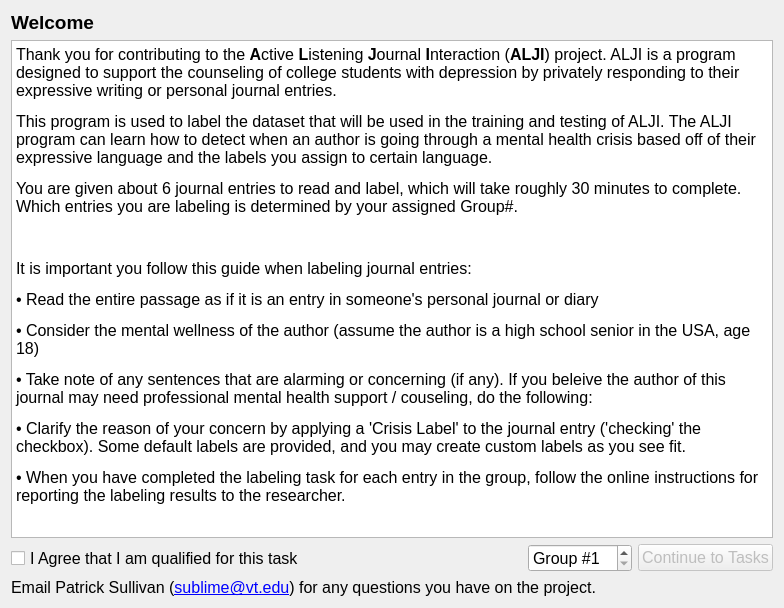
Old version of the form Label Helper/ui/IntroWidget.ui in the repository sublime09/ALJI.
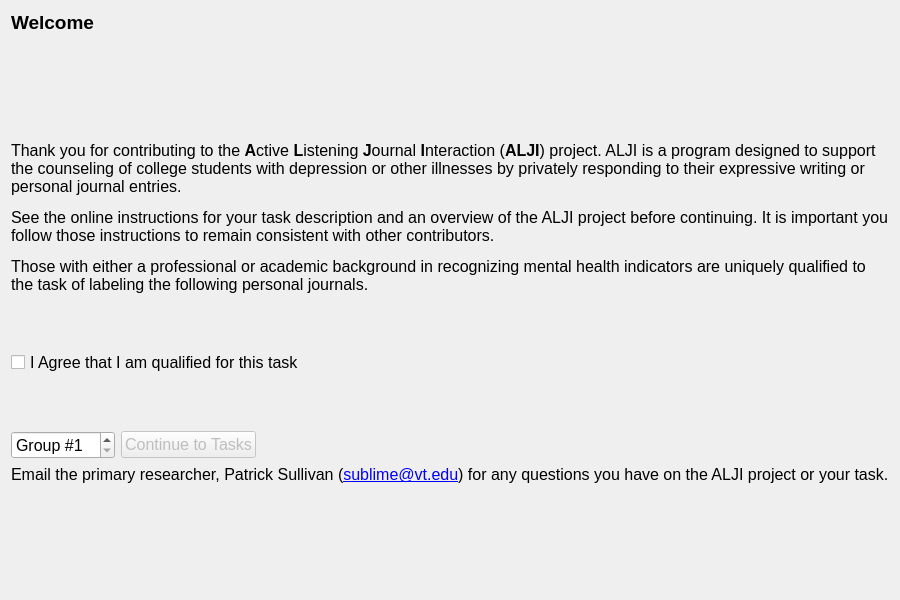
New version of the form.

Commit message: adjust intro to refer to online instructions, not static instructions

The edit to the form file:
```diff
--- a/Label Helper/ui/IntroWidget.ui
+++ b/Label Helper/ui/IntroWidget.ui
@@ -6,14 +6,14 @@
    <rect>
     <x>0</x>
     <y>0</y>
-    <width>784</width>
-    <height>608</height>
+    <width>900</width>
+    <height>600</height>
    </rect>
   </property>
   <property name="minimumSize">
    <size>
-    <width>676</width>
-    <height>542</height>
+    <width>900</width>
+    <height>600</height>
    </size>
   </property>
   <property name="font">
@@ -52,42 +52,36 @@
     </widget>
    </item>
    <item>
-    <widget class="QTextEdit" name="textEdit">
+    <widget class="QLabel" name="InstructionsLabel">
      <property name="sizePolicy">
-      <sizepolicy hsizetype="Expanding" vsizetype="Expanding">
+      <sizepolicy hsizetype="Preferred" vsizetype="Preferred">
        <horstretch>0</horstretch>
        <verstretch>0</verstretch>
       </sizepolicy>
      </property>
-     <property name="inputMethodHints">
-      <set>Qt::ImhNone</set>
+     <property name="frameShape">
+      <enum>QFrame::NoFrame</enum>
      </property>
-     <property name="horizontalScrollBarPolicy">
-      <enum>Qt::ScrollBarAlwaysOff</enum>
+     <property name="text">
+      <string>&lt;html&gt;&lt;head/&gt;&lt;body&gt;&lt;p&gt;&lt;a name=&quot;docs-internal-guid-267460d2-7fff-ab05-71db-b4f90adb88b5&quot;/&gt;&lt;span style=&quot; font-family:'Arial'; color:#000000; background-color:transparent;&quot;&gt;T&lt;/span&gt;&lt;span style=&quot; font-family:'Arial'; color:#000000; background-color:transparent;&quot;&gt;hank you for contributing to the &lt;/span&gt;&lt;span style=&quot; font-family:'Arial'; font-weight:696; color:#000000; background-color:transparent;&quot;&gt;A&lt;/span&gt;&lt;span style=&quot; font-family:'Arial'; color:#000000; background-color:transparent;&quot;&gt;ctive &lt;/span&gt;&lt;span style=&quot; font-family:'Arial'; font-weight:696; color:#000000; background-color:transparent;&quot;&gt;L&lt;/span&gt;&lt;span style=&quot; font-family:'Arial'; color:#000000; background-color:transparent;&quot;&gt;istening &lt;/span&gt;&lt;span style=&quot; font-family:'Arial'; font-weight:696; color:#000000; background-color:transparent;&quot;&gt;J&lt;/span&gt;&lt;span style=&quot; font-family:'Arial'; color:#000000; background-color:transparent;&quot;&gt;ournal &lt;/span&gt;&lt;span style=&quot; font-family:'Arial'; font-weight:696; color:#000000; background-color:transparent;&quot;&gt;I&lt;/span&gt;&lt;span style=&quot; font-family:'Arial'; color:#000000; background-color:transparent;&quot;&gt;nteraction (&lt;/span&gt;&lt;span style=&quot; font-family:'Arial'; font-weight:696; color:#000000; background-color:transparent;&quot;&gt;ALJI&lt;/span&gt;&lt;span style=&quot; font-family:'Arial'; color:#000000; background-color:transparent;&quot;&gt;) project. ALJI is a program designed to support the counseling of college students with depression or other illnesses by privately responding to their expressive writing or personal journal entries. &lt;/span&gt;&lt;/p&gt;&lt;p&gt;See the online instructions for your task description and an overview of the ALJI project before continuing. It is important you follow those instructions to remain consistent with other contributors. &lt;/p&gt;&lt;p&gt;Those with either a professional or academic background in recognizing mental health indicators are uniquely qualified to the task of labeling the following personal journals.  &lt;/p&gt;&lt;/body&gt;&lt;/html&gt;</string>
      </property>
-     <property name="readOnly">
+     <property name="textFormat">
+      <enum>Qt::AutoText</enum>
+     </property>
+     <property name="scaledContents">
+      <bool>false</bool>
+     </property>
+     <property name="alignment">
+      <set>Qt::AlignLeading|Qt::AlignLeft|Qt::AlignTop</set>
+     </property>
+     <property name="wordWrap">
       <bool>true</bool>
      </property>
-     <property name="html">
-      <string>&lt;!DOCTYPE HTML PUBLIC &quot;-//W3C//DTD HTML 4.0//EN&quot; &quot;http://www.w3.org/TR/REC-html40/strict.dtd&quot;&gt;
-&lt;html&gt;&lt;head&gt;&lt;meta name=&quot;qrichtext&quot; content=&quot;1&quot; /&gt;&lt;style type=&quot;text/css&quot;&gt;
-p, li { white-space: pre-wrap; }
-&lt;/style&gt;&lt;/head&gt;&lt;body style=&quot; font-family:'MS Shell Dlg 2'; font-size:12pt; font-weight:400; font-style:normal;&quot;&gt;
-&lt;p style=&quot; margin-top:12px; margin-bottom:12px; margin-left:0px; margin-right:0px; -qt-block-indent:0; text-indent:0px;&quot;&gt;Thank you for contributing to the &lt;span style=&quot; font-weight:600;&quot;&gt;A&lt;/span&gt;ctive &lt;span style=&quot; font-weight:600;&quot;&gt;L&lt;/span&gt;istening &lt;span style=&quot; font-weight:600;&quot;&gt;J&lt;/span&gt;ournal &lt;span style=&quot; font-weight:600;&quot;&gt;I&lt;/span&gt;nteraction (&lt;span style=&quot; font-weight:600;&quot;&gt;ALJI&lt;/span&gt;) project. ALJI is a program designed to support the counseling of college students with depression by privately responding to their expressive writing or personal journal entries. &lt;/p&gt;
-&lt;p style=&quot; margin-top:12px; margin-bottom:12px; margin-left:0px; margin-right:0px; -qt-block-indent:0; text-indent:0px;&quot;&gt;This program is used to label the dataset that will be used in the training and testing of ALJI. The ALJI program can learn how to detect when an author is going through a mental health crisis based off of their expressive language and the labels you assign to certain language. &lt;/p&gt;
-&lt;p style=&quot; margin-top:12px; margin-bottom:12px; margin-left:0px; margin-right:0px; -qt-block-indent:0; text-indent:0px;&quot;&gt;You are given about 6 journal entries to read and label, which will take roughly 30 minutes to complete. Which entries you are labeling is determined by your assigned Group#.  &lt;/p&gt;
-&lt;p style=&quot;-qt-paragraph-type:empty; margin-top:12px; margin-bottom:12px; margin-left:0px; margin-right:0px; -qt-block-indent:0; text-indent:0px;&quot;&gt;&lt;br /&gt;&lt;/p&gt;
-&lt;p style=&quot; margin-top:12px; margin-bottom:12px; margin-left:0px; margin-right:0px; -qt-block-indent:0; text-indent:0px;&quot;&gt;It is important you follow this guide when labeling journal entries:&lt;/p&gt;
-&lt;p style=&quot; margin-top:12px; margin-bottom:12px; margin-left:0px; margin-right:0px; -qt-block-indent:0; text-indent:0px;&quot;&gt;• Read the entire passage as if it is an entry in someone's personal journal or diary&lt;/p&gt;
-&lt;p style=&quot; margin-top:12px; margin-bottom:12px; margin-left:0px; margin-right:0px; -qt-block-indent:0; text-indent:0px;&quot;&gt;• Consider the mental wellness of the author (assume the author is a high school senior in the USA, age 18)&lt;/p&gt;
-&lt;p style=&quot; margin-top:12px; margin-bottom:12px; margin-left:0px; margin-right:0px; -qt-block-indent:0; text-indent:0px;&quot;&gt;• Take note of any sentences that are alarming or concerning (if any). If you beleive the author of this journal may need professional mental health support / couseling, do the following:&lt;/p&gt;
-&lt;p style=&quot; margin-top:12px; margin-bottom:12px; margin-left:0px; margin-right:0px; -qt-block-indent:0; text-indent:0px;&quot;&gt;• Clarify the reason of your concern by applying a 'Crisis Label' to the journal entry ('checking' the checkbox). Some default labels are provided, and you may create custom labels as you see fit. &lt;/p&gt;
-&lt;p style=&quot; margin-top:12px; margin-bottom:12px; margin-left:0px; margin-right:0px; -qt-block-indent:0; text-indent:0px;&quot;&gt;• When you have completed the labeling task for each entry in the group, follow the online instructions for reporting the labeling results to the researcher.  &lt;/p&gt;&lt;/body&gt;&lt;/html&gt;</string>
+     <property name="openExternalLinks">
+      <bool>true</bool>
      </property>
     </widget>
    </item>
-   <item>
-    <layout class="QHBoxLayout" name="BottomHoriLayout">
      <item>
       <widget class="QCheckBox" name="AcceptCheckBox">
        <property name="enabled">
@@ -129,18 +123,7 @@
       </widget>
      </item>
      <item>
-      <spacer name="horizontalSpacer">
-       <property name="orientation">
-        <enum>Qt::Horizontal</enum>
-       </property>
-       <property name="sizeHint" stdset="0">
-        <size>
-         <width>40</width>
-         <height>20</height>
-        </size>
-       </property>
-      </spacer>
-     </item>
+    <layout class="QHBoxLayout" name="horizontalLayout">
      <item>
       <widget class="QSpinBox" name="groupNumSpinBox">
        <property name="suffix">
@@ -188,6 +171,19 @@
        </property>
       </widget>
      </item>
+     <item>
+      <spacer name="horizontalSpacer">
+       <property name="orientation">
+        <enum>Qt::Horizontal</enum>
+       </property>
+       <property name="sizeHint" stdset="0">
+        <size>
+         <width>40</width>
+         <height>20</height>
+        </size>
+       </property>
+      </spacer>
+     </item>
     </layout>
    </item>
    <item>
@@ -202,12 +198,7 @@
       <enum>QFrame::NoFrame</enum>
      </property>
      <property name="text">
-      <string>&lt;html&gt;&lt;head/&gt;&lt;body&gt;&lt;p&gt;Email Patrick Sullivan
-(&lt;a href=&quot;mailto:sublime@vt.edu?subject=ALJI Label Helper question&quot;&gt;&lt;span style=&quot; text-decoration: underline; color:#0000ff;&quot;&gt;sublime@vt.edu&lt;/span&gt;&lt;/a&gt;)
-
-for any questions you have on the project. 
-
-&lt;/p&gt;&lt;/body&gt;&lt;/html&gt;</string>
+      <string>&lt;html&gt;&lt;head/&gt;&lt;body&gt;&lt;p&gt;Email the primary researcher, Patrick Sullivan (&lt;a href=&quot;mailto:sublime@vt.edu?subject=ALJI Label Helper question&quot;&gt;&lt;span style=&quot; text-decoration: underline; color:#0000ff;&quot;&gt;sublime@vt.edu&lt;/span&gt;&lt;/a&gt;) for any questions you have on the ALJI project or your task. &lt;/p&gt;&lt;/body&gt;&lt;/html&gt;</string>
      </property>
      <property name="textFormat">
       <enum>Qt::AutoText</enum>
```
Lines whose indentation alone changed are shown as unchanged. The commit also changes 2 other files.
